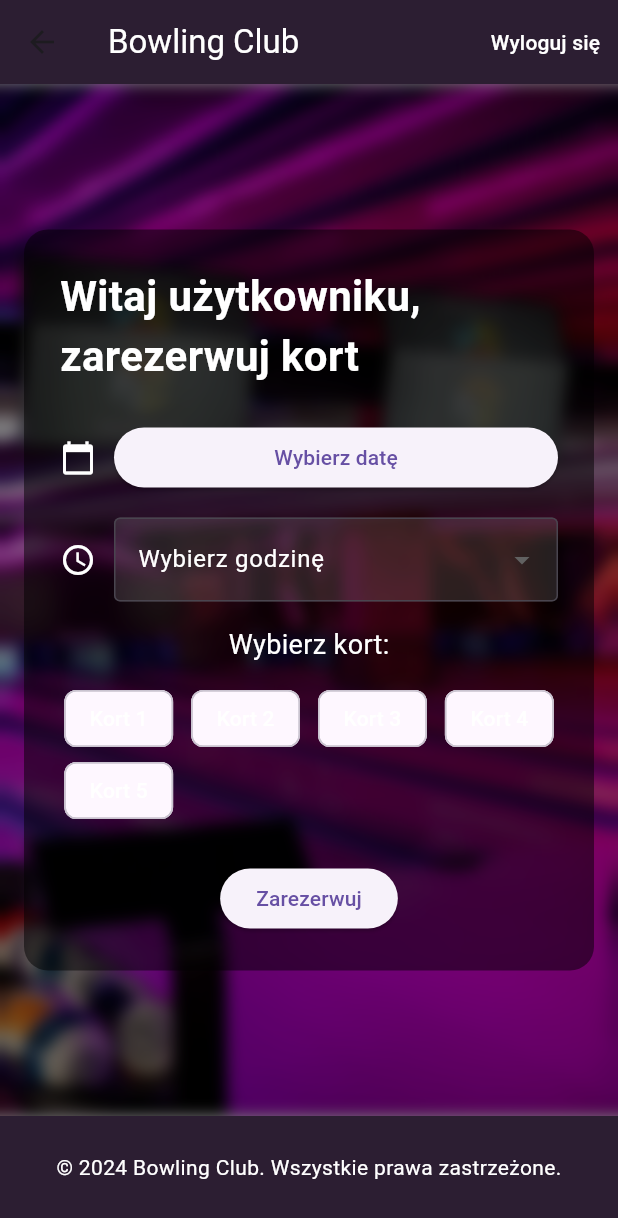
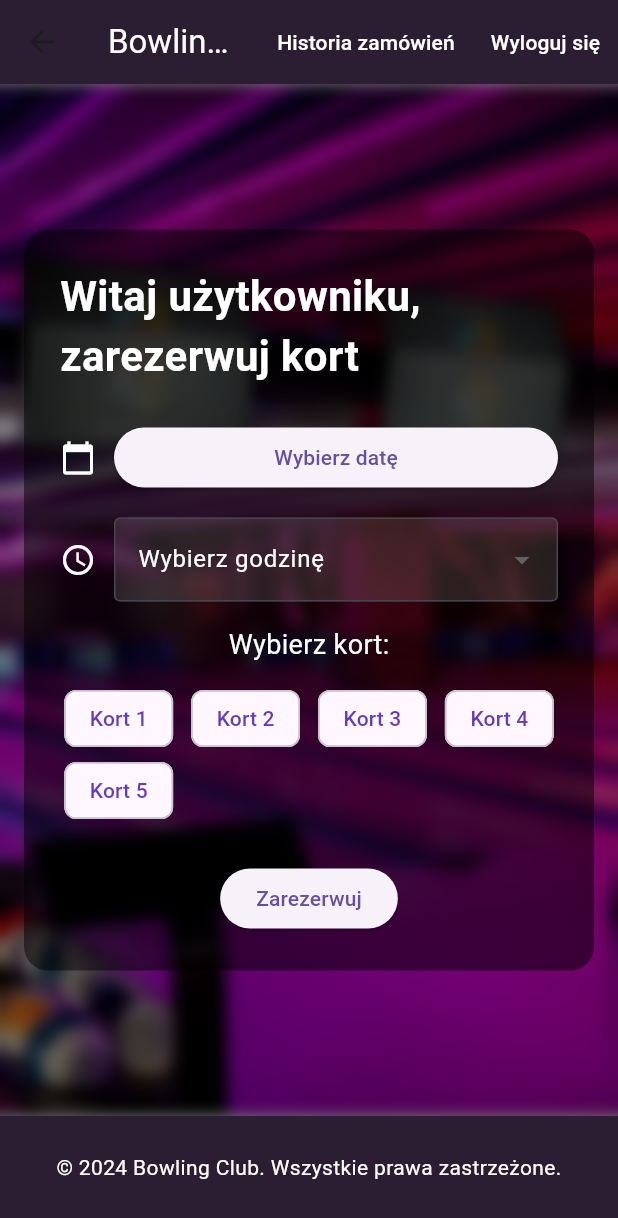
Before and after one commit to Hignem/Bowling_Frontend, a Flutter app: the ReservationScreen screen opened by its route, on a phone screen of 412 x 824 dp. Shown: the top 1218 px of the screen. Run offline on Flutter 3.47's test engine with Material 3 defaults, Android fonts, the phone set to English and light mode, and no system bars; our stand-ins replace shared_preferences; accounts and stored records are empty; network calls fail.

Commit message:
change color + history button
Poprawiono widoczność przycisków w rezerwacji i dodano historie zamówień do appbar

```diff
--- a/lib/screens/reservation_screen.dart
+++ b/lib/screens/reservation_screen.dart
@@ -206,7 +206,11 @@ class _ReservationScreenState extends State<ReservationScreen> {
                             _selectedLane = selected ? lane : null;
                           });
                         },
-                        labelStyle: const TextStyle(color: Colors.white),
+                        labelStyle: TextStyle(
+                          color: _selectedLane == lane
+                              ? Colors.white
+                              : Colors.deepPurple,
+                        ),
                       );
                     }).toList(),
                   ),
--- a/lib/widgets/custom_app_bar.dart
+++ b/lib/widgets/custom_app_bar.dart
@@ -49,7 +49,14 @@ class _CustomAppBarState extends State<CustomAppBar> {
       ),
       backgroundColor: const Color.fromRGBO(44, 30, 50, 1),
       actions: [
-        if (_isLoggedIn)
+        if (_isLoggedIn) ...[
+          TextButton(
+            onPressed: () => Navigator.pushNamed(context, '/history'),
+            child: const Text(
+              'Historia zamówień',
+              style: TextStyle(color: Colors.white),
+            ),
+          ),
           TextButton(
             onPressed: _logout,
             child: const Text(
@@ -57,7 +64,7 @@ class _CustomAppBarState extends State<CustomAppBar> {
               style: TextStyle(color: Colors.white),
             ),
           )
-        else ...[
+        ] else ...[
           TextButton(
             onPressed: () => Navigator.pushNamed(context, '/login'),
             child: const Text(
```
